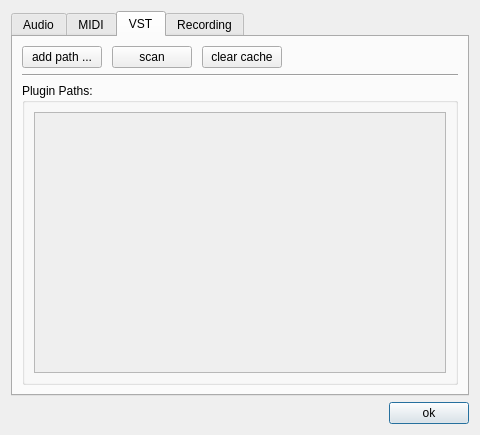
The window that src/jamtaba/gui/PreferencesDialog.ui (elieserdejesus/JamTaba) describes before a commit, drawn with Qt 5.
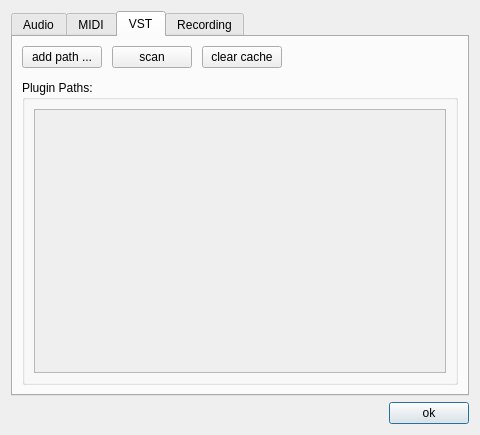
The same window after the commit. The open tabs and pages were chosen to show the change.

What changed in the file:
```diff
--- a/src/jamtaba/gui/PreferencesDialog.ui
+++ b/src/jamtaba/gui/PreferencesDialog.ui
@@ -329,6 +329,9 @@
        <string>VST</string>
       </attribute>
       <layout class="QVBoxLayout" name="verticalLayout_8">
+       <property name="spacing">
+        <number>12</number>
+       </property>
        <item>
         <layout class="QHBoxLayout" name="topButtonsLayout">
          <property name="spacing">
@@ -370,13 +373,6 @@
          </item>
         </layout>
        </item>
-       <item>
-        <widget class="Line" name="line">
-         <property name="orientation">
-          <enum>Qt::Horizontal</enum>
-         </property>
-        </widget>
-       </item>
        <item>
         <widget class="QGroupBox" name="groupBoxPaths">
          <property name="sizePolicy">
@@ -408,8 +404,8 @@
               <rect>
                <x>0</x>
                <y>0</y>
-               <width>381</width>
-               <height>216</height>
+               <width>416</width>
+               <height>272</height>
               </rect>
              </property>
              <layout class="QVBoxLayout" name="verticalLayout_10">
```
Left out of the diff: 2 changed lines with no effect on the pictures.
